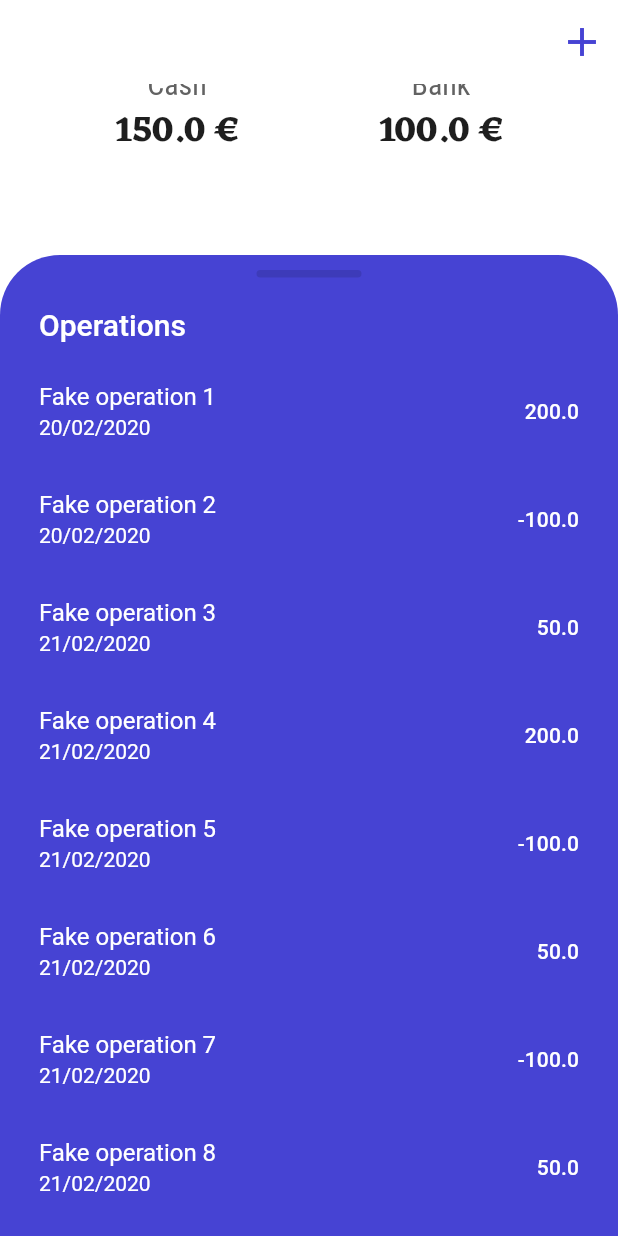
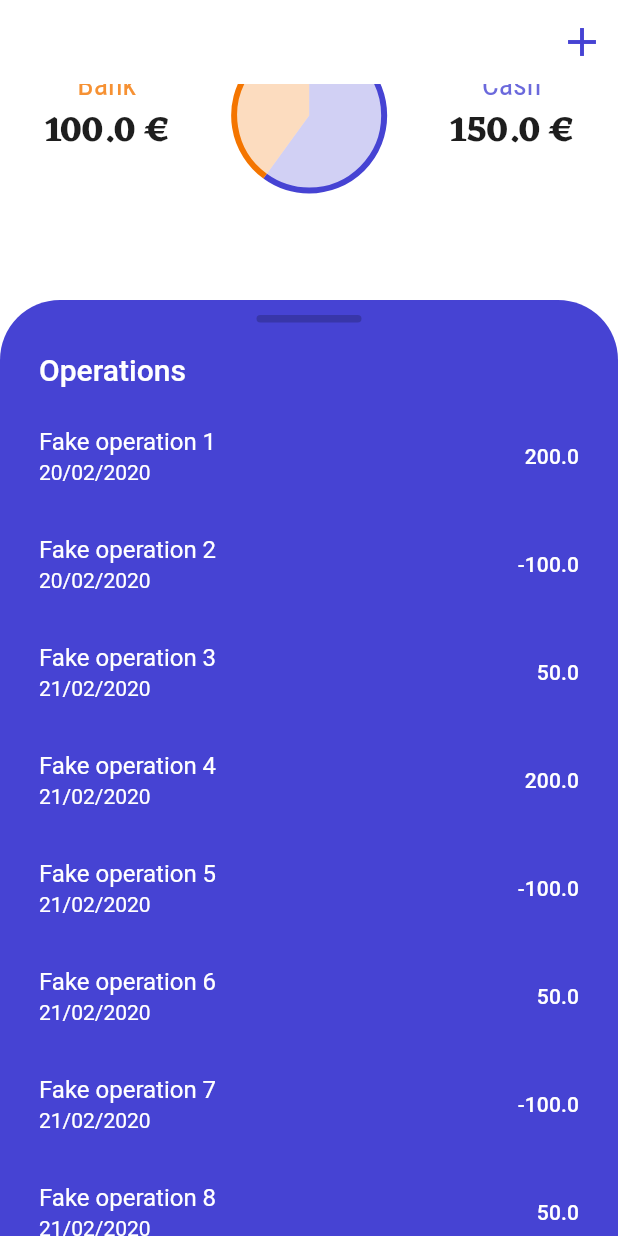
Before and after one commit to quentinlowette/treasurer, a Flutter app: the screen it shows after launch, scrolled down 250 dp, on a phone screen of 412 x 824 dp. Run offline on Flutter 3.47's test engine with Material 2 defaults, Android fonts, the phone set to English and light mode, and no system bars; our stand-ins replace get_it, provider_architecture, sqflite; accounts and stored records are empty.

Commit message:
Chart service

```diff
--- a/lib/core/services/locator.dart
+++ b/lib/core/services/locator.dart
@@ -3,6 +3,7 @@
 /// Easyly accessible services provider
 
 import 'package:get_it/get_it.dart';
+import 'package:treasurer/core/services/chart.service.dart';
 import 'package:treasurer/core/services/storage.service.dart';
 import 'package:treasurer/core/viewmodels/account.vm.dart';
 
@@ -14,6 +15,7 @@ GetIt locator = GetIt.instance;
 setupServiceLocator() {
   // Services
   locator.registerLazySingleton<StorageService>(() => FakeStorageService());
+  locator.registerLazySingleton<ChartService>(() => ChartService());
 
   // ViewModels
   locator.registerLazySingleton<AccountViewModel>(() => AccountViewModel());
--- a/lib/core/viewmodels/account.vm.dart
+++ b/lib/core/viewmodels/account.vm.dart
@@ -1,5 +1,6 @@
-import 'package:flutter/foundation.dart';
+import 'package:flutter/material.dart';
 import 'package:treasurer/core/models/operation.m.dart';
+import 'package:treasurer/core/services/chart.service.dart';
 import 'package:treasurer/core/services/locator.dart';
 import 'package:treasurer/core/services/storage.service.dart';
 
@@ -44,6 +45,9 @@ class AccountViewModel extends ChangeNotifier {
   /// Instance of the storage service
   StorageService _storageService = locator<StorageService>();
 
+  /// Instance of the chart service
+  ChartService _chartService = locator<ChartService>();
+
   /// Loads the stored operations
   Future loadData() async {
     // Fetches the operations from the storage service
@@ -59,15 +63,27 @@ class AccountViewModel extends ChangeNotifier {
 
     _isLoaded = true;
 
-    // Notify the changes
+    // Notifies the changes
     notifyListeners();
   }
 
   /// Adds an operation to the list
   Future addOperation(Operation operation) async {
+    // Adds the operation to the loaded list
     _operations.add(operation);
+
+    // Adds the operation to the storage
     await _storageService.addOperation(operation);
+
+    // Increases the next operation index
     _nextOperationIndex++;
+
+    // Notifies the changes
     notifyListeners();
   }
+
+  Widget getAmountsChart() {
+    List<double> fractions = [_cash/_total, _bank/_total];
+    return _chartService.getPieChart(fractions);
+  }
 }
--- a/lib/ui/views/account.v.dart
+++ b/lib/ui/views/account.v.dart
@@ -2,6 +2,7 @@ import 'package:flutter/material.dart';
 import 'package:provider_architecture/provider_architecture.dart';
 import 'package:treasurer/core/services/locator.dart';
 import 'package:treasurer/core/viewmodels/account.vm.dart';
+import 'package:treasurer/ui/colors.dart';
 import 'package:treasurer/ui/widgets/accountHeader.dart';
 import 'package:treasurer/ui/widgets/operationTile.dart';
 
@@ -78,7 +79,7 @@ class AccountView extends StatelessWidget {
                                         height: 5.0,
                                         width: 70.0,
                                         decoration: BoxDecoration(
-                                            color: Colors.black12,
+                                            color: DefaultThemeColors.blueDD,
                                             borderRadius:
                                                 BorderRadius.circular(5.0)),
                                       ),
--- a/lib/ui/widgets/accountHeader.dart
+++ b/lib/ui/widgets/accountHeader.dart
@@ -1,5 +1,6 @@
 import 'package:flutter/material.dart';
 import 'package:treasurer/core/viewmodels/account.vm.dart';
+import 'package:treasurer/ui/colors.dart';
 
 class AccountHeader extends StatelessWidget {
   final AccountViewModel model;
@@ -16,22 +17,24 @@ class AccountHeader extends StatelessWidget {
           Text("${model.total} €", style: Theme.of(context).textTheme.headline3,),
           SizedBox(height: 60.0,),
           Row(
-            mainAxisAlignment: MainAxisAlignment.spaceAround,
+            mainAxisAlignment: MainAxisAlignment.spaceBetween,
             children: <Widget>[
               Column(
                 children: <Widget>[
-                  Text("Cash", style: Theme.of(context).textTheme.headline6,),
+                  Text("Bank", style: Theme.of(context).textTheme.headline6.copyWith(color: DefaultThemeColors.orangeLL), ),
+                  Text("${model.bank} €", style: Theme.of(context).textTheme.headline5,),
+                ],
+              ),
+              model.getAmountsChart(),
+              Column(
+                children: <Widget>[
+                  Text("Cash", style: Theme.of(context).textTheme.headline6.copyWith(color: DefaultThemeColors.blueLL),),
                   Text("${model.cash} €", style: Theme.of(context).textTheme.headline5,),
                 ],
               ),
-              Column(
-                children: <Widget>[
-                  Text("Bank", style: Theme.of(context).textTheme.headline6,),
-                  Text("${model.bank} €", style: Theme.of(context).textTheme.headline5,),
-                ],
-              ),
             ],
-          )
+          ),
+          SizedBox(height: 30.0)
         ],
       ),
     );
```
Also changed, not shown: lib/core/services/chart.service.dart (added, +55 -0 lines).
